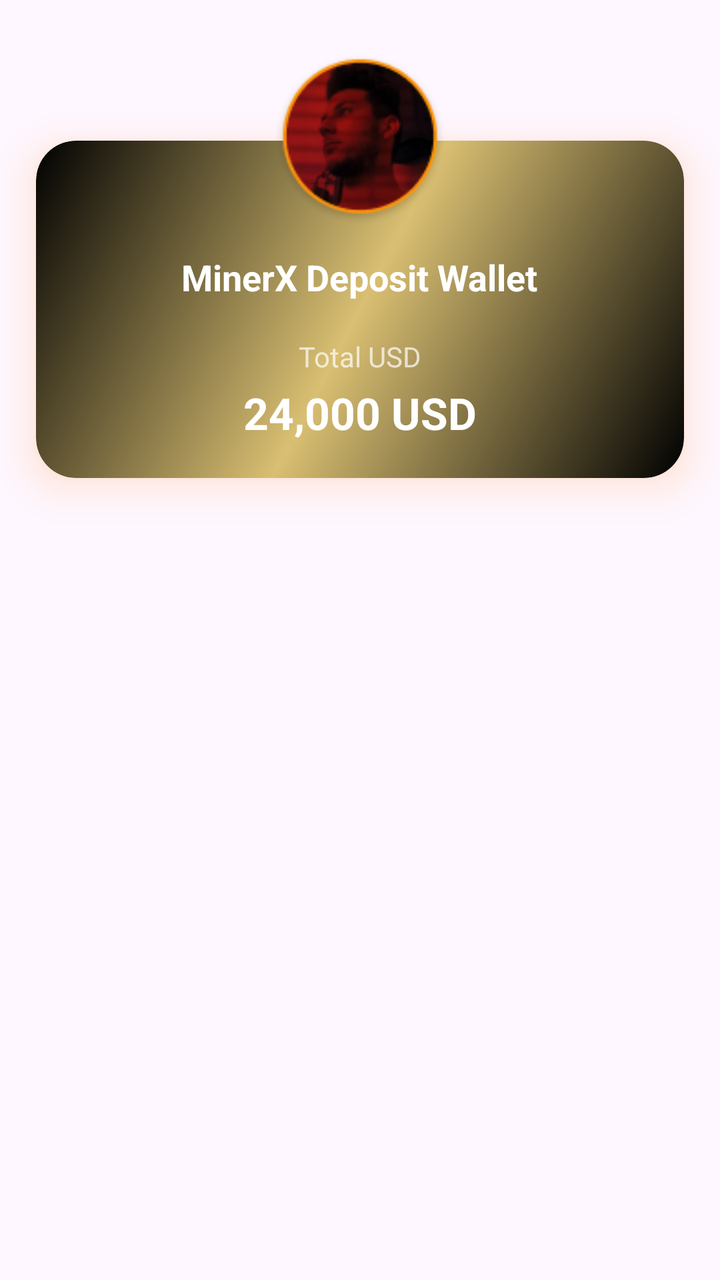
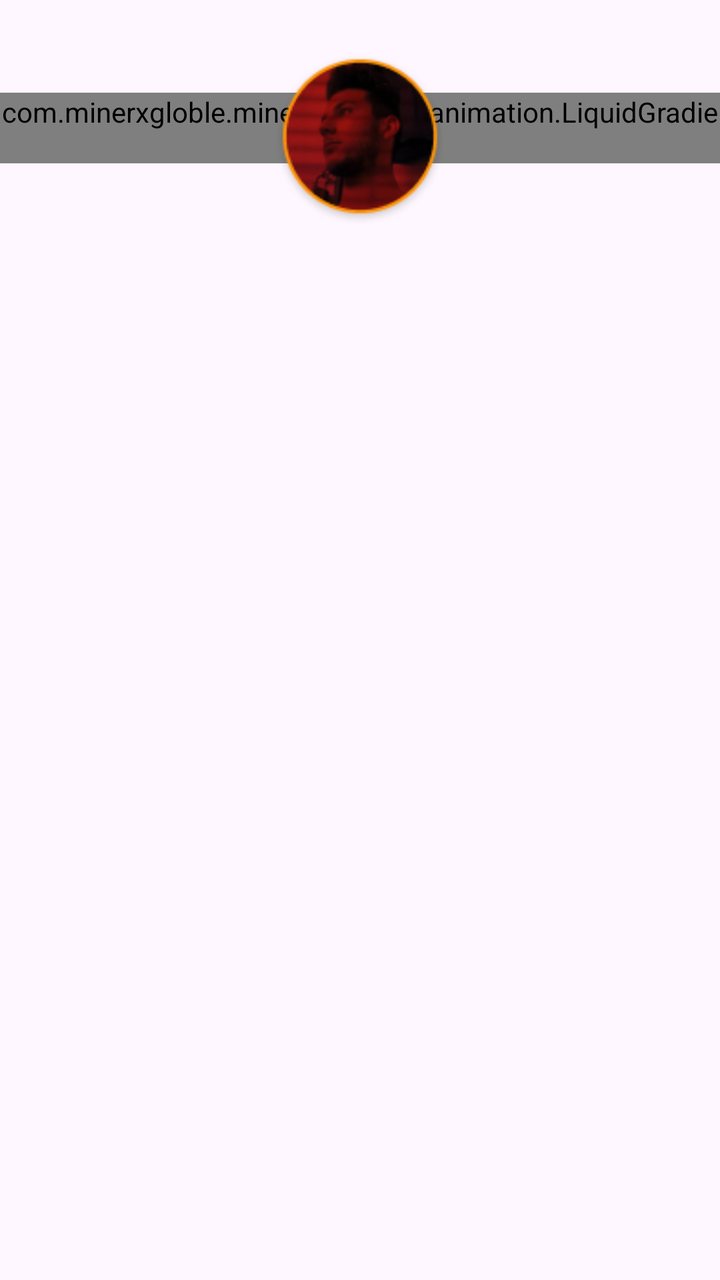

The first picture is an Android layout as it rendered before a commit; the second is the same layout after the commit. The layout source and the unified diff follow.
<!-- AndroidManifest.xml: application theme Theme.Bitbloom -->
<!-- res/layout/item_home_wallet_card.xml -->
<?xml version="1.0" encoding="utf-8"?>
<androidx.constraintlayout.widget.ConstraintLayout xmlns:android="http://schemas.android.com/apk/res/android"
    xmlns:app="http://schemas.android.com/apk/res-auto"
    android:layout_width="match_parent"
    android:layout_height="wrap_content"
    android:clipChildren="false"
    android:clipToPadding="false">

    
    <ImageView
        android:id="@+id/profileImage"
        android:layout_width="92dp"
        android:layout_height="92dp"
        android:elevation="24dp"
        android:padding="2dp"
        android:scaleType="centerCrop"
        android:src="@drawable/person"
        android:translationY="24dp"
        android:translationZ="24dp"
        app:layout_constraintEnd_toEndOf="parent"
        app:layout_constraintStart_toStartOf="parent"
        app:layout_constraintTop_toTopOf="parent" />

    
    <com.google.android.material.card.MaterialCardView
        android:id="@+id/walletCardSurface"
        android:layout_width="0dp"
        android:layout_height="wrap_content"
        android:layout_marginTop="-46dp"
        android:outlineAmbientShadowColor="#FF7B00"
        android:outlineSpotShadowColor="#FF7B00"
        app:cardBackgroundColor="@android:color/transparent"
        app:cardCornerRadius="20dp"
        app:cardElevation="12dp"
        app:cardUseCompatPadding="true"
        app:layout_constraintEnd_toEndOf="parent"
        app:layout_constraintStart_toStartOf="parent"
        app:layout_constraintTop_toBottomOf="@id/profileImage"
        app:strokeColor="@android:color/transparent"
        app:strokeWidth="0dp">

        <LinearLayout
            android:layout_width="match_parent"
            android:layout_height="wrap_content"
            android:orientation="vertical"
            android:paddingStart="18dp"
            android:background="@drawable/bg_wallet_shiny"
            android:paddingTop="56dp"
            android:paddingEnd="18dp"
            android:paddingBottom="18dp">

            <TextView
                android:id="@+id/tvAccount"
                android:layout_width="wrap_content"
                android:layout_height="wrap_content"
                android:layout_gravity="center"
                android:text="@string/item_home_wallet_card_minerx_deposit_wallet"
                android:textColor="@color/white"
                android:textSize="18sp"
                android:textStyle="bold" />

            <TextView
                android:id="@+id/tvTotalUSD"
                android:layout_width="wrap_content"
                android:layout_height="wrap_content"
                android:layout_gravity="center"
                android:layout_marginTop="18dp"
                android:text="@string/item_home_wallet_card_total_usd"
                android:textColor="@color/grey"
                android:textSize="14sp" />

            <TextView
                android:id="@+id/earningsAmount"
                android:layout_width="wrap_content"
                android:layout_height="wrap_content"
                android:layout_gravity="center"
                android:layout_marginTop="4dp"
                android:text="@string/item_home_wallet_card_n_24_000_usd"
                android:textColor="@color/white"
                android:textSize="22sp"
                android:textStyle="bold" />
        </LinearLayout>
    </com.google.android.material.card.MaterialCardView>

</androidx.constraintlayout.widget.ConstraintLayout>
<!-- resources referenced by this layout -->
<resources>
  <color name="grey">#B4FFFFFF</color>
  <color name="white">#FFFFFFFF</color>
  <!-- drawable bg_wallet_shiny (drawable) -->
  <?xml version="1.0" encoding="utf-8"?>
  <shape xmlns:android="http://schemas.android.com/apk/res/android"
      android:shape="rectangle">
  
      
      <corners android:radius="20dp" />
  
      
      <gradient
          android:type="linear"
          android:angle="135"
          android:startColor="#000000"
          android:centerColor="#D9BF72"
          android:endColor="#000000"
          android:useLevel="false" />
  
      
      <padding android:left="2dp" android:top="2dp" android:right="2dp" android:bottom="2dp"/>
  </shape>
  <!-- drawable person: png bitmap (drawable, 15133 bytes) -->
  <string name="item_home_wallet_card_minerx_deposit_wallet">MinerX Deposit Wallet</string>
  <string name="item_home_wallet_card_n_24_000_usd">24,000 USD</string>
  <string name="item_home_wallet_card_total_usd">Total USD</string>
  <style name="Theme.Bitbloom" parent="Base.Theme.Bitbloom">
          
          <item name="editTextStyle">@style/Widget.MXG.EditText.WhiteCursor</item>
          <item name="android:editTextStyle">@style/Widget.MXG.EditText.WhiteCursor</item>
  
          
          <item name="android:textCursorDrawable">@drawable/cursor_white</item>
      </style>
  <style name="Base.Theme.Bitbloom" parent="Theme.Material3.DayNight.NoActionBar">
          <item name="android:statusBarColor">@color/mxg_black</item>
          <item name="colorPrimary">@color/mxg_white</item>
          <item name="android:navigationBarColor">@color/mxg_black</item>
          <item name="android:datePickerDialogTheme">@style/BitbloomDatePickerTheme</item>
      </style>
  <style name="Widget.MXG.EditText.WhiteCursor" parent="Widget.AppCompat.EditText">
          <item name="android:textCursorDrawable">@drawable/cursor_white</item>
      </style>
  <!-- drawable cursor_white (drawable) -->
  <?xml version="1.0" encoding="utf-8"?>
  <shape xmlns:android="http://schemas.android.com/apk/res/android">
      <size android:width="2dp"/>
      <solid android:color="@android:color/white"/>
      <corners android:radius="1dp"/>
  </shape>
  <color name="mxg_black">#000000</color>
  <color name="mxg_white">#FFFFFF</color>
  <style name="BitbloomDatePickerTheme" parent="ThemeOverlay.MaterialComponents.MaterialAlertDialog">
          <item name="colorAccent">@color/status_bar_color</item> 
          <item name="android:headerBackground">@color/light_status_bar_color
          </item> 
          <item name="android:colorControlHighlight">@color/status_bar_color
          </item> 
          <item name="android:colorControlActivated">@color/status_bar_color
          </item> 
          <item name="android:textColorPrimaryInverse">@color/white</item> 
          <item name="android:textColor">@color/status_bar_color</item> 
          <item name="android:textColorPrimary">?attr/colorOnBackground</item> 
      </style>
  <color name="status_bar_color">#EE6924</color>
  <color name="light_status_bar_color">#EE6924</color>
</resources>

<!-- the commit's change to res/layout/item_home_wallet_card.xml (unified diff, before → after) -->
@@ -1,5 +1,6 @@
 <?xml version="1.0" encoding="utf-8"?>
-<androidx.constraintlayout.widget.ConstraintLayout xmlns:android="http://schemas.android.com/apk/res/android"
+<androidx.constraintlayout.widget.ConstraintLayout
+    xmlns:android="http://schemas.android.com/apk/res/android"
     xmlns:app="http://schemas.android.com/apk/res-auto"
     android:layout_width="match_parent"
     android:layout_height="wrap_content"
@@ -22,7 +23,7 @@
         app:layout_constraintTop_toTopOf="parent" />
 
     
-    <com.google.android.material.card.MaterialCardView
+    <com.minerxgloble.minerxgloble.ui.animation.LiquidGradientCard
         android:id="@+id/walletCardSurface"
         android:layout_width="0dp"
         android:layout_height="wrap_content"
@@ -44,7 +45,6 @@
             android:layout_height="wrap_content"
             android:orientation="vertical"
             android:paddingStart="18dp"
-            android:background="@drawable/bg_wallet_shiny"
             android:paddingTop="56dp"
             android:paddingEnd="18dp"
             android:paddingBottom="18dp">
@@ -80,6 +80,6 @@
                 android:textSize="22sp"
                 android:textStyle="bold" />
         </LinearLayout>
-    </com.google.android.material.card.MaterialCardView>
+    </com.minerxgloble.minerxgloble.ui.animation.LiquidGradientCard>
 
 </androidx.constraintlayout.widget.ConstraintLayout>
<!-- resource entries referenced after the edit -->
@@ -2,26 +2,6 @@
 <resources>
   <color name="grey">#B4FFFFFF</color>
   <color name="white">#FFFFFFFF</color>
-  <!-- drawable bg_wallet_shiny (drawable) -->
-  <?xml version="1.0" encoding="utf-8"?>
-  <shape xmlns:android="http://schemas.android.com/apk/res/android"
-      android:shape="rectangle">
-  
-      
-      <corners android:radius="20dp" />
-  
-      
-      <gradient
-          android:type="linear"
-          android:angle="135"
-          android:startColor="#000000"
-          android:centerColor="#D9BF72"
-          android:endColor="#000000"
-          android:useLevel="false" />
-  
-      
-      <padding android:left="2dp" android:top="2dp" android:right="2dp" android:bottom="2dp"/>
-  </shape>
   <!-- drawable person: png bitmap (drawable, 15133 bytes) -->
   <string name="item_home_wallet_card_minerx_deposit_wallet">MinerX Deposit Wallet</string>
   <string name="item_home_wallet_card_n_24_000_usd">24,000 USD</string>
